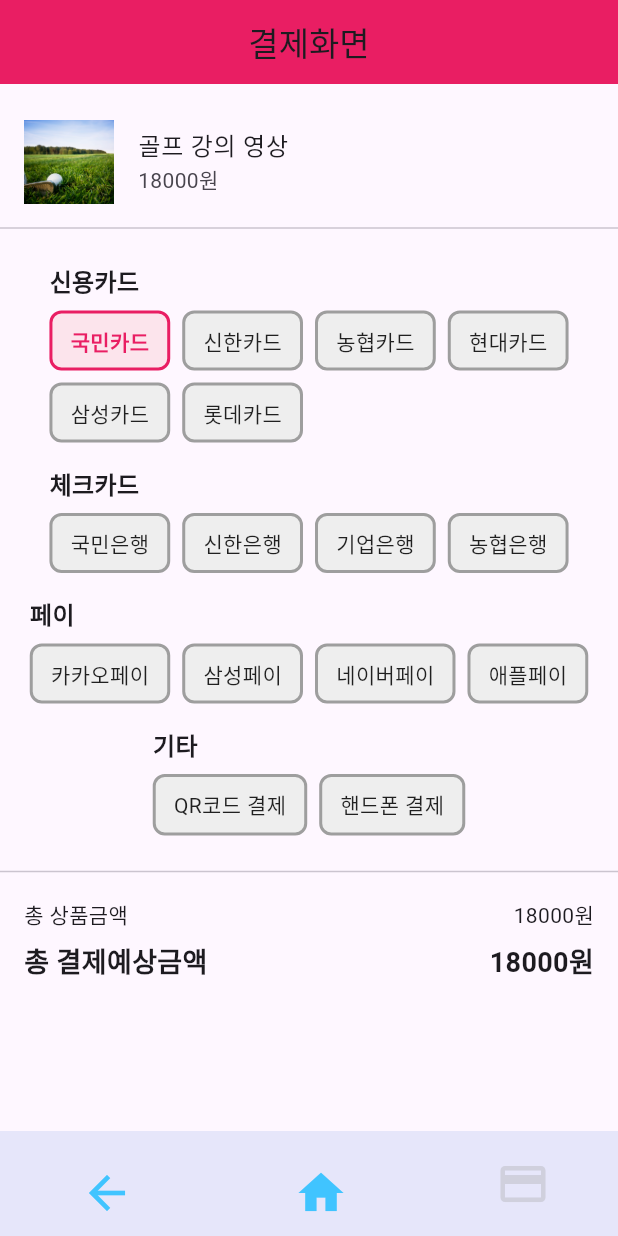
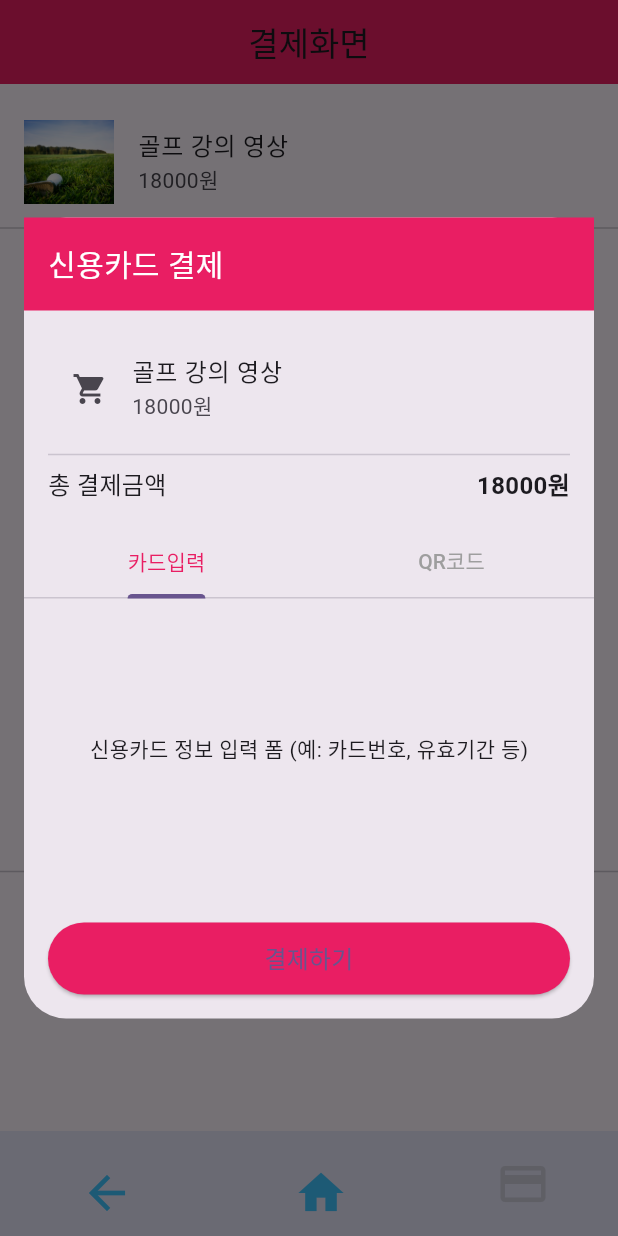
Before and after one commit to MrDos89/slivermate_project_flutter, a Flutter app: the PurchasePage screen opened by its route, after a tap on "국민카드", on a phone screen of 412 x 824 dp. Run offline on Flutter 3.47's test engine with Material 3 defaults, Android fonts, the phone set to English and light mode, and no system bars; our stand-ins replace font_awesome_flutter.

Commit message:
[준일] 결제화면- > 결제수단 모달창 띄우기 추가

```diff
--- a/lib/components/purchaseModal/CreditCardModal.dart
+++ b/lib/components/purchaseModal/CreditCardModal.dart
@@ -0,0 +1,147 @@
+import 'package:flutter/material.dart';
+import 'package:slivermate_project_flutter/pages/purchasePage.dart';
+
+class CreditCardModal extends StatelessWidget {
+  final List<CartItem> cartItems; // 상품 목록
+  final int totalPayment; // 총 결제금액
+
+  const CreditCardModal({
+    Key? key,
+    required this.cartItems,
+    required this.totalPayment,
+  }) : super(key: key);
+
+  @override
+  Widget build(BuildContext context) {
+    return Dialog(
+      // AlertDialog 대신 Dialog를 사용 (모달)
+      insetPadding: const EdgeInsets.symmetric(horizontal: 16, vertical: 16),
+      child: SafeArea(
+        child: SingleChildScrollView(
+          child: Column(
+            children: [
+              // 상단 타이틀
+              Container(
+                padding: const EdgeInsets.all(16),
+                color: Colors.pink,
+                width: double.infinity,
+                child: const Text(
+                  '신용카드 결제',
+                  style: TextStyle(fontSize: 20, color: Colors.white),
+                ),
+              ),
+
+              // 상품 목록 & 결제금액
+              _buildCartListSection(),
+
+              // 탭 기능 (예: [카드입력], [QR코드])
+              _buildTabSection(),
+
+              // 결제하기 버튼
+              _buildBottomAction(context),
+            ],
+          ),
+        ),
+      ),
+    );
+  }
+
+  /// 상단: 상품 목록과 총 결제금액
+  Widget _buildCartListSection() {
+    return Padding(
+      padding: const EdgeInsets.all(16.0),
+      child: Column(
+        children: [
+          // 상품 목록
+          ListView.builder(
+            shrinkWrap: true,
+            physics: const NeverScrollableScrollPhysics(),
+            itemCount: cartItems.length,
+            itemBuilder: (context, index) {
+              final item = cartItems[index];
+              return ListTile(
+                leading: const Icon(Icons.shopping_cart),
+                title: Text(item.name),
+                subtitle: Text('${item.price}원'),
+              );
+            },
+          ),
+          const Divider(),
+          // 총 결제금액
+          Row(
+            mainAxisAlignment: MainAxisAlignment.spaceBetween,
+            children: [
+              const Text('총 결제금액', style: TextStyle(fontSize: 16)),
+              Text(
+                '$totalPayment원',
+                style: const TextStyle(
+                  fontSize: 16,
+                  fontWeight: FontWeight.bold,
+                ),
+              ),
+            ],
+          ),
+        ],
+      ),
+    );
+  }
+
+  /// 탭 기능: [카드입력], [QR코드] 등
+  Widget _buildTabSection() {
+    return DefaultTabController(
+      length: 2,
+      child: Column(
+        children: [
+          const TabBar(
+            labelColor: Colors.pink,
+            unselectedLabelColor: Colors.grey,
+            tabs: [Tab(text: '카드입력'), Tab(text: 'QR코드')],
+          ),
+          Container(
+            height: 200, // 탭 콘텐츠 높이
+            child: TabBarView(
+              children: [
+                // [카드입력] 탭
+                Center(
+                  child: Padding(
+                    padding: const EdgeInsets.all(16.0),
+                    child: Text('신용카드 정보 입력 폼 (예: 카드번호, 유효기간 등)'),
+                  ),
+                ),
+                // [QR코드] 탭
+                Center(
+                  child: Column(
+                    mainAxisAlignment: MainAxisAlignment.center,
+                    children: const [
+                      Icon(Icons.qr_code, size: 64, color: Colors.grey),
+                      SizedBox(height: 8),
+                      Text('QR코드를 스캔하세요'),
+                    ],
+                  ),
+                ),
+              ],
+            ),
+          ),
+        ],
+      ),
+    );
+  }
+
+  /// 하단: 결제하기 버튼
+  Widget _buildBottomAction(BuildContext context) {
+    return Padding(
+      padding: const EdgeInsets.all(16),
+      child: ElevatedButton(
+        style: ElevatedButton.styleFrom(
+          backgroundColor: Colors.pink,
+          minimumSize: const Size(double.infinity, 48),
+        ),
+        onPressed: () {
+          // 결제 로직
+          Navigator.of(context).pop(); // 모달 닫기
+        },
+        child: const Text('결제하기', style: TextStyle(fontSize: 16)),
+      ),
+    );
+  }
+}
--- a/lib/pages/purchasePage.dart
+++ b/lib/pages/purchasePage.dart
@@ -1,6 +1,12 @@
 import 'package:flutter/material.dart';
 import 'package:slivermate_project_flutter/components/mainLayout.dart';
+// 모달 파일들 임포트
+import 'package:slivermate_project_flutter/components/purchaseModal/CreditCardModal.dart';
+import 'package:slivermate_project_flutter/components/purchaseModal/CheckCardModal.dart';
+import 'package:slivermate_project_flutter/components/purchaseModal/PayModal.dart';
+import 'package:slivermate_project_flutter/components/purchaseModal/EtcModal.dart';
 
+/// 강의 영상(또는 상품) 데이터 모델
 class CartItem {
   String name;
   int price;
@@ -66,6 +72,45 @@ class _PurchasePageState extends State<PurchasePage> {
     setState(() {
       selectedPaymentMethod = method;
     });
+
+    // 결제수단에 따라 모달창을 띄우는 로직
+    if (creditCards.contains(method)) {
+      // 신용카드 모달
+      showDialog(
+        context: context,
+        builder:
+            (context) => CreditCardModal(
+              cartItems: cartItems,
+              totalPayment: totalPayment,
+            ),
+      );
+    } else if (checkCards.contains(method)) {
+      // 체크카드 모달
+      showDialog(
+        context: context,
+        builder:
+            (context) => CheckCardModal(
+              cartItems: cartItems,
+              totalPayment: totalPayment,
+            ),
+      );
+    } else if (pays.contains(method)) {
+      // 페이 모달
+      showDialog(
+        context: context,
+        builder:
+            (context) =>
+                PayModal(cartItems: cartItems, totalPayment: totalPayment),
+      );
+    } else if (etc.contains(method)) {
+      // 기타(QR코드, 핸드폰결제) 모달
+      showDialog(
+        context: context,
+        builder:
+            (context) =>
+                EtcModal(cartItems: cartItems, totalPayment: totalPayment),
+      );
+    }
   }
 
   @override
@@ -87,7 +132,6 @@ class _PurchasePageState extends State<PurchasePage> {
             name: '골프 강의 영상',
             price: 18000,
             quantity: 1,
-            // 실제 사용 시 imageUrl 무시
             imageUrl: 'https://via.placeholder.com/60',
           ),
         ];
@@ -136,10 +180,8 @@ class _PurchasePageState extends State<PurchasePage> {
       itemBuilder: (context, index) {
         final item = cartItems[index];
         return ListTile(
-          // 기존: Image.network(item.imageUrl)
-          // 변경: Image.asset('lib/images/골프.jpg')
           leading: Image.asset(
-            'lib/images/골프.jpg', // 임시 골프 이미지 등록
+            'lib/images/골프.jpg', // 임시 골프 이미지
             width: 60,
             height: 60,
             fit: BoxFit.cover,
@@ -151,6 +193,7 @@ class _PurchasePageState extends State<PurchasePage> {
     );
   }
 
+  /// 결제수단 목록 (카드형식)
   Widget _buildPaymentMethods() {
     return Padding(
       padding: const EdgeInsets.all(16),
@@ -168,6 +211,7 @@ class _PurchasePageState extends State<PurchasePage> {
     );
   }
 
+  /// 결제수단 분류 UI
   Widget _buildPaymentCategory(String title, List<String> methods) {
     return Column(
       crossAxisAlignment: CrossAxisAlignment.start,
@@ -214,6 +258,7 @@ class _PurchasePageState extends State<PurchasePage> {
     );
   }
 
+  /// 가격 요약
   Widget _buildPriceSummary() {
     return Padding(
       padding: const EdgeInsets.symmetric(horizontal: 16, vertical: 10),
```
Also changed, not shown: lib/components/purchaseModal/CheckCardModal.dart (+139 -0 lines), lib/components/purchaseModal/EtcModal.dart (+134 -0 lines), lib/components/purchaseModal/PayModal.dart (+139 -0 lines).
